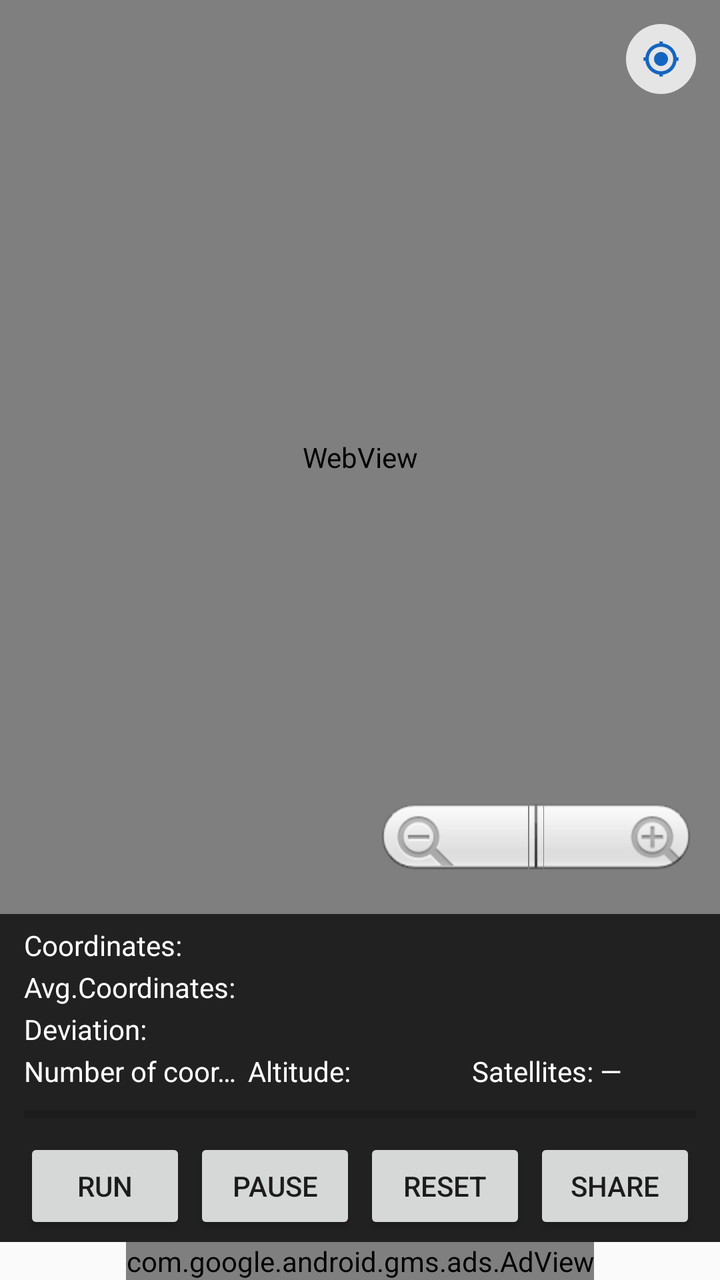
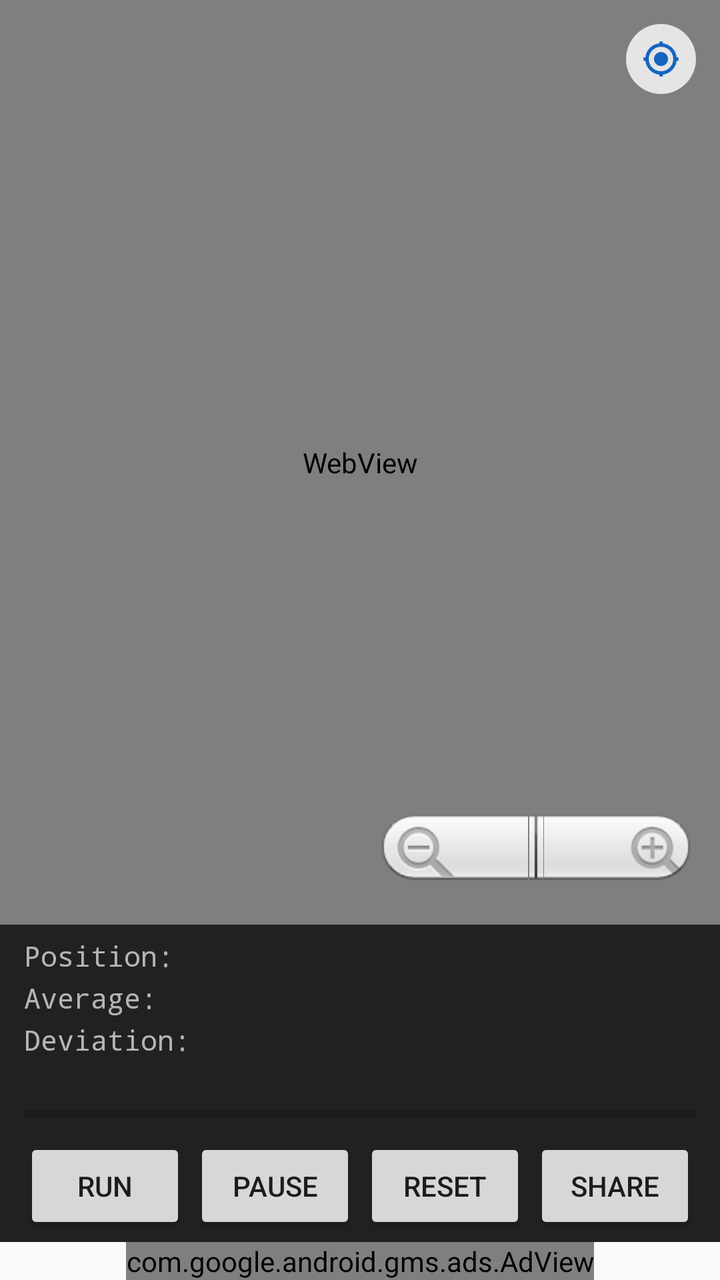

Screens rendered from an Android XML layout before and after an edit, with the pre-edit source and the edit as a unified diff.
<!-- AndroidManifest.xml: application theme AppTheme -->
<!-- res/layout/main.xml -->
<?xml version="1.0" encoding="utf-8"?>
<LinearLayout xmlns:android="http://schemas.android.com/apk/res/android"
    xmlns:ads="http://schemas.android.com/apk/res-auto"
    xmlns:tools="http://schemas.android.com/tools"
    android:layout_width="match_parent"
    android:layout_height="match_parent"
    android:orientation="vertical"
    tools:context=".MainActivity">

    
    <FrameLayout
        android:layout_width="match_parent"
        android:layout_height="0dp"
        android:layout_weight="1">

        <WebView
            android:id="@+id/webview"
            android:layout_width="match_parent"
            android:layout_height="match_parent" />

        <com.google.android.gms.maps.MapView
            android:id="@+id/mapView"
            android:layout_width="match_parent"
            android:layout_height="match_parent"
            android:visibility="gone" />

        
        <ImageButton
            android:id="@+id/buttonFollow"
            android:layout_width="35dp"
            android:layout_height="35dp"
            android:layout_gravity="top|end"
            android:layout_margin="12dp"
            android:src="@drawable/ic_my_location"
            android:scaleType="centerInside"
            android:background="@drawable/bg_circle_button"
            android:padding="7dp"
            android:contentDescription="Følg position" />

        
        <ZoomControls
            android:id="@+id/zoomControls1"
            android:layout_width="wrap_content"
            android:layout_height="wrap_content"
            android:layout_gravity="bottom|end"
            android:layout_margin="12dp" />

    </FrameLayout>

    
    <LinearLayout
        android:layout_width="match_parent"
        android:layout_height="wrap_content"
        android:orientation="vertical"
        android:background="#212121"
        android:paddingLeft="12dp"
        android:paddingRight="12dp"
        android:paddingTop="6dp"
        android:paddingBottom="4dp">

        <TextView
            android:id="@+id/textView1"
            android:layout_width="match_parent"
            android:layout_height="wrap_content"
            android:text="@string/current_position"
            android:textAppearance="?android:attr/textAppearanceSmall"
            android:textColor="#FFFFFF"
            android:singleLine="true" />

        <TextView
            android:id="@+id/textView2"
            android:layout_width="match_parent"
            android:layout_height="wrap_content"
            android:layout_marginTop="2dp"
            android:text="@string/average_position"
            android:textAppearance="?android:attr/textAppearanceSmall"
            android:textColor="#FFFFFF"
            android:singleLine="true" />

        <TextView
            android:id="@+id/textView3"
            android:layout_width="match_parent"
            android:layout_height="wrap_content"
            android:layout_marginTop="2dp"
            android:text="@string/delta_position"
            android:textAppearance="?android:attr/textAppearanceSmall"
            android:textColor="#FFFFFF"
            android:singleLine="true" />

        <LinearLayout
            android:layout_width="match_parent"
            android:layout_height="wrap_content"
            android:layout_marginTop="2dp"
            android:orientation="horizontal">

            <TextView
                android:id="@+id/textView4"
                android:layout_width="0dp"
                android:layout_height="wrap_content"
                android:layout_weight="1"
                android:text="@string/number_of_runs"
                android:textAppearance="?android:attr/textAppearanceSmall"
                android:textColor="#FFFFFF"
                android:singleLine="true" />

            <TextView
                android:id="@+id/textView5"
                android:layout_width="0dp"
                android:layout_height="wrap_content"
                android:layout_weight="1"
                android:text="@string/altitude"
                android:textAppearance="?android:attr/textAppearanceSmall"
                android:textColor="#FFFFFF"
                android:singleLine="true" />

            <TextView
                android:id="@+id/textView6"
                android:layout_width="0dp"
                android:layout_height="wrap_content"
                android:layout_weight="1"
                android:text="Satellites: —"
                android:textAppearance="?android:attr/textAppearanceSmall"
                android:textColor="#FFFFFF"
                android:singleLine="true" />

        </LinearLayout>

        <ProgressBar
            android:id="@+id/progressBar1"
            style="?android:attr/progressBarStyleHorizontal"
            android:layout_width="match_parent"
            android:layout_height="wrap_content"
            android:layout_marginTop="4dp" />

        
        <LinearLayout
            android:layout_width="match_parent"
            android:layout_height="wrap_content"
            android:layout_marginTop="4dp"
            android:orientation="horizontal">

            <Button
                android:id="@+id/buttonRun"
                android:layout_width="0dp"
                android:layout_height="wrap_content"
                android:layout_weight="1"
                android:layout_marginEnd="2dp"
                android:text="@string/button_run" />

            <Button
                android:id="@+id/buttonPause"
                android:layout_width="0dp"
                android:layout_height="wrap_content"
                android:layout_weight="1"
                android:layout_marginStart="2dp"
                android:layout_marginEnd="2dp"
                android:text="@string/button_pause" />

            <Button
                android:id="@+id/buttonReset"
                android:layout_width="0dp"
                android:layout_height="wrap_content"
                android:layout_weight="1"
                android:layout_marginStart="2dp"
                android:layout_marginEnd="2dp"
                android:text="@string/button_reset" />

            <Button
                android:id="@+id/buttonSend"
                android:layout_width="0dp"
                android:layout_height="wrap_content"
                android:layout_weight="1"
                android:layout_marginStart="2dp"
                android:text="@string/button_send" />

        </LinearLayout>

    </LinearLayout>

    
    
    <com.google.android.gms.ads.AdView
        android:id="@+id/adView"
        android:layout_width="wrap_content"
        android:layout_height="wrap_content"
        android:layout_gravity="center_horizontal"
        ads:adSize="BANNER"
        ads:adUnitId="ca-app-pub-6593040905205976/5576972043" />

</LinearLayout>
<!-- resources referenced by this layout -->
<resources>
  <!-- drawable bg_circle_button (drawable) -->
  <?xml version="1.0" encoding="utf-8"?>
  <shape xmlns:android="http://schemas.android.com/apk/res/android"
      android:shape="oval">
      <solid android:color="#CCFFFFFF" />
  </shape>
  <!-- drawable ic_my_location (drawable) -->
  <?xml version="1.0" encoding="utf-8"?>
  <vector xmlns:android="http://schemas.android.com/apk/res/android"
      android:width="24dp"
      android:height="24dp"
      android:viewportWidth="24"
      android:viewportHeight="24"
      android:tint="#1565C0">
      <path
          android:fillColor="#FFFFFFFF"
          android:pathData="M12,8c-2.21,0 -4,1.79 -4,4s1.79,4 4,4 4,-1.79 4,-4 -1.79,-4 -4,-4zM20.94,11c-0.46,-4.17 -3.77,-7.48 -7.94,-7.94L13,2h-2v1.06C6.83,3.52 3.52,6.83 3.06,11L2,11v2h1.06c0.46,4.17 3.77,7.48 7.94,7.94L11,22h2v-1.06c4.17,-0.46 7.48,-3.77 7.94,-7.94L22,13v-2h-1.06zM12,19c-3.87,0 -7,-3.13 -7,-7s3.13,-7 7,-7 7,3.13 7,7 -3.13,7 -7,7z" />
  </vector>
  <string name="altitude">Altitude:</string>
  <string name="average_position">Avg.Coordinates: </string>
  <string name="button_pause">Pause</string>
  <string name="button_reset">Reset</string>
  <string name="button_run">Run</string>
  <string name="button_send">Share</string>
  <string name="current_position">Coordinates: </string>
  <string name="delta_position">Deviation:</string>
  <string name="number_of_runs">Number of coordinates:</string>
  <style name="AppTheme" parent="Theme.AppCompat.Light.DarkActionBar">
          
          <item name="android:windowOptOutEdgeToEdgeEnforcement">true</item>
      </style>
</resources>

<!-- the commit's change to res/layout/main.xml (unified diff, before → after) -->
@@ -58,35 +58,81 @@
         android:paddingTop="6dp"
         android:paddingBottom="4dp">
 
-        <TextView
-            android:id="@+id/textView1"
-            android:layout_width="match_parent"
-            android:layout_height="wrap_content"
-            android:text="@string/current_position"
-            android:textAppearance="?android:attr/textAppearanceSmall"
-            android:textColor="#FFFFFF"
-            android:singleLine="true" />
-
-        <TextView
-            android:id="@+id/textView2"
+        
+        <LinearLayout
+            android:layout_width="match_parent"
+            android:layout_height="wrap_content"
+            android:orientation="horizontal">
+            <TextView
+                android:layout_width="wrap_content"
+                android:layout_height="wrap_content"
+                android:text="@string/label_pos"
+                android:textAppearance="?android:attr/textAppearanceSmall"
+                android:textColor="#AAFFFFFF"
+                android:fontFamily="monospace" />
+            <TextView
+                android:id="@+id/textView1"
+                android:layout_width="0dp"
+                android:layout_height="wrap_content"
+                android:layout_weight="1"
+                android:gravity="end"
+                android:textAppearance="?android:attr/textAppearanceSmall"
+                android:textColor="#FFFFFF"
+                android:fontFamily="monospace"
+                android:singleLine="true" />
+        </LinearLayout>
+
+        
+        <LinearLayout
             android:layout_width="match_parent"
             android:layout_height="wrap_content"
             android:layout_marginTop="2dp"
-            android:text="@string/average_position"
-            android:textAppearance="?android:attr/textAppearanceSmall"
-            android:textColor="#FFFFFF"
-            android:singleLine="true" />
-
-        <TextView
-            android:id="@+id/textView3"
+            android:orientation="horizontal">
+            <TextView
+                android:layout_width="wrap_content"
+                android:layout_height="wrap_content"
+                android:text="@string/label_avg"
+                android:textAppearance="?android:attr/textAppearanceSmall"
+                android:textColor="#AAFFFFFF"
+                android:fontFamily="monospace" />
+            <TextView
+                android:id="@+id/textView2"
+                android:layout_width="0dp"
+                android:layout_height="wrap_content"
+                android:layout_weight="1"
+                android:gravity="end"
+                android:textAppearance="?android:attr/textAppearanceSmall"
+                android:textColor="#FFFFFF"
+                android:fontFamily="monospace"
+                android:singleLine="true" />
+        </LinearLayout>
+
+        
+        <LinearLayout
             android:layout_width="match_parent"
             android:layout_height="wrap_content"
             android:layout_marginTop="2dp"
-            android:text="@string/delta_position"
-            android:textAppearance="?android:attr/textAppearanceSmall"
-            android:textColor="#FFFFFF"
-            android:singleLine="true" />
-
+            android:orientation="horizontal">
+            <TextView
+                android:layout_width="wrap_content"
+                android:layout_height="wrap_content"
+                android:text="@string/label_dev"
+                android:textAppearance="?android:attr/textAppearanceSmall"
+                android:textColor="#AAFFFFFF"
+                android:fontFamily="monospace" />
+            <TextView
+                android:id="@+id/textView3"
+                android:layout_width="0dp"
+                android:layout_height="wrap_content"
+                android:layout_weight="1"
+                android:gravity="end"
+                android:textAppearance="?android:attr/textAppearanceSmall"
+                android:textColor="#FFFFFF"
+                android:fontFamily="monospace"
+                android:singleLine="true" />
+        </LinearLayout>
+
+        
         <LinearLayout
             android:layout_width="match_parent"
             android:layout_height="wrap_content"
@@ -95,12 +141,11 @@
 
             <TextView
                 android:id="@+id/textView4"
-                android:layout_width="0dp"
-                android:layout_height="wrap_content"
-                android:layout_weight="1"
-                android:text="@string/number_of_runs"
-                android:textAppearance="?android:attr/textAppearanceSmall"
-                android:textColor="#FFFFFF"
+                android:layout_width="wrap_content"
+                android:layout_height="wrap_content"
+                android:textSize="10sp"
+                android:textColor="#FFFFFF"
+                android:fontFamily="monospace"
                 android:singleLine="true" />
 
             <TextView
@@ -108,19 +153,19 @@
                 android:layout_width="0dp"
                 android:layout_height="wrap_content"
                 android:layout_weight="1"
-                android:text="@string/altitude"
-                android:textAppearance="?android:attr/textAppearanceSmall"
-                android:textColor="#FFFFFF"
+                android:gravity="center"
+                android:textSize="10sp"
+                android:textColor="#FFFFFF"
+                android:fontFamily="monospace"
                 android:singleLine="true" />
 
             <TextView
                 android:id="@+id/textView6"
-                android:layout_width="0dp"
-                android:layout_height="wrap_content"
-                android:layout_weight="1"
-                android:text="Satellites: —"
-                android:textAppearance="?android:attr/textAppearanceSmall"
-                android:textColor="#FFFFFF"
+                android:layout_width="wrap_content"
+                android:layout_height="wrap_content"
+                android:textSize="10sp"
+                android:textColor="#FFFFFF"
+                android:fontFamily="monospace"
                 android:singleLine="true" />
 
         </LinearLayout>
<!-- resource entries referenced after the edit -->
@@ -18,15 +18,13 @@
           android:fillColor="#FFFFFFFF"
           android:pathData="M12,8c-2.21,0 -4,1.79 -4,4s1.79,4 4,4 4,-1.79 4,-4 -1.79,-4 -4,-4zM20.94,11c-0.46,-4.17 -3.77,-7.48 -7.94,-7.94L13,2h-2v1.06C6.83,3.52 3.52,6.83 3.06,11L2,11v2h1.06c0.46,4.17 3.77,7.48 7.94,7.94L11,22h2v-1.06c4.17,-0.46 7.48,-3.77 7.94,-7.94L22,13v-2h-1.06zM12,19c-3.87,0 -7,-3.13 -7,-7s3.13,-7 7,-7 7,3.13 7,7 -3.13,7 -7,7z" />
   </vector>
-  <string name="altitude">Altitude:</string>
-  <string name="average_position">Avg.Coordinates: </string>
   <string name="button_pause">Pause</string>
   <string name="button_reset">Reset</string>
   <string name="button_run">Run</string>
   <string name="button_send">Share</string>
-  <string name="current_position">Coordinates: </string>
-  <string name="delta_position">Deviation:</string>
-  <string name="number_of_runs">Number of coordinates:</string>
+  <string name="label_avg">Average:</string>
+  <string name="label_dev">Deviation:</string>
+  <string name="label_pos">Position:</string>
   <style name="AppTheme" parent="Theme.AppCompat.Light.DarkActionBar">
           
           <item name="android:windowOptOutEdgeToEdgeEnforcement">true</item>
